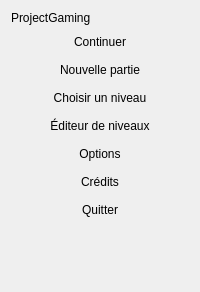
Above: Source/Elements/UI/MainMenu.ui from azertval/ProjectGaming before the change. Below: the same form after it.
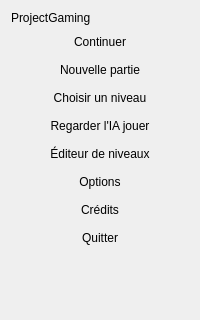
That is the form after the change. Custom widgets are drawn as their Qt base class.

Commit message: LOT-ANNEXE-18 -- Mode regarder l'IA jouer (integration HMI)

The edit to the form file:
```diff
--- a/Source/Elements/UI/MainMenu.ui
+++ b/Source/Elements/UI/MainMenu.ui
@@ -41,6 +41,16 @@
      <property name="flat"><bool>true</bool></property>
     </widget>
    </item>
+   <item>
+    <widget class="hmi::PixelMenuButton" name="watchAiButton">
+     <!-- Regarder l'IA jouer (LOT-ANNEXE-18) : rejoue un fichier de Elements/Replays/, choisi via
+          une boite de dialogue de fichier, pas de panneau de liste dedie (decision de cadrage,
+          voir MainWindow::watchAiPlay). -->
+     <property name="cursor"><cursorShape>PointingHandCursor</cursorShape></property>
+     <property name="text"><string>Regarder l'IA jouer</string></property>
+     <property name="flat"><bool>true</bool></property>
+    </widget>
+   </item>
    <item>
     <widget class="hmi::PixelMenuButton" name="editorButton">
      <property name="cursor"><cursorShape>PointingHandCursor</cursorShape></property>
```
The commit also changes 26 other files.
